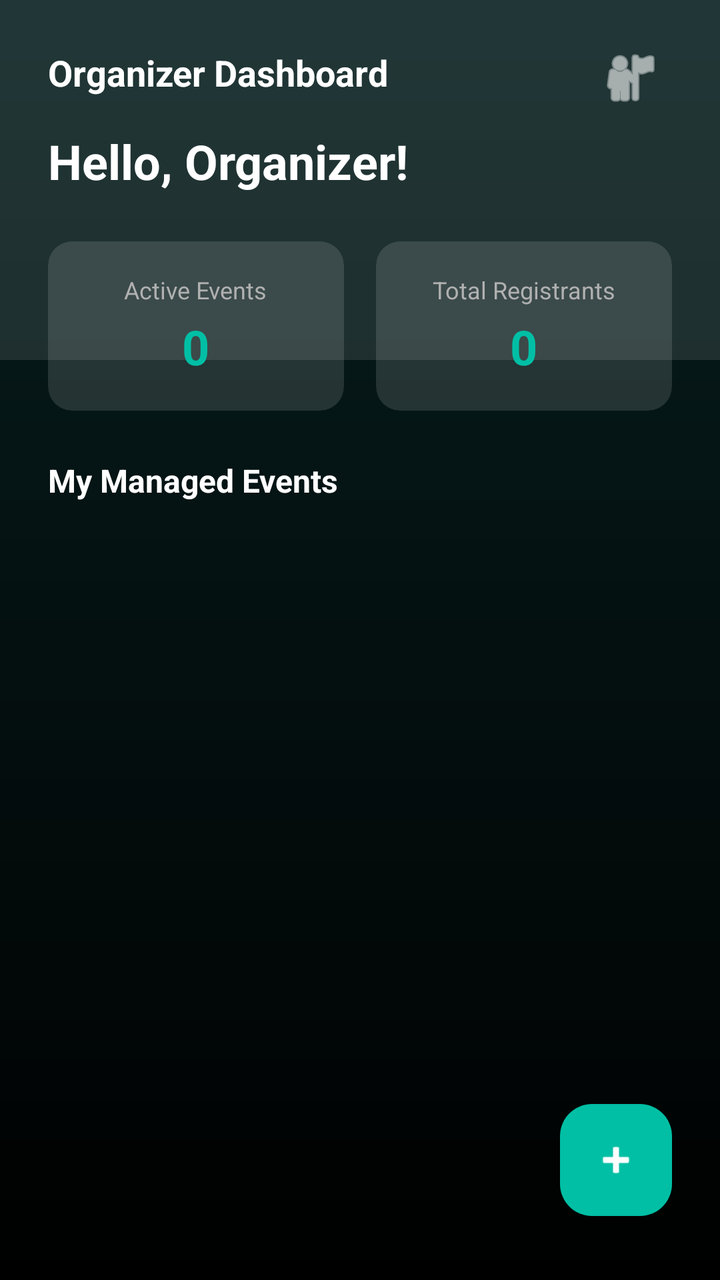
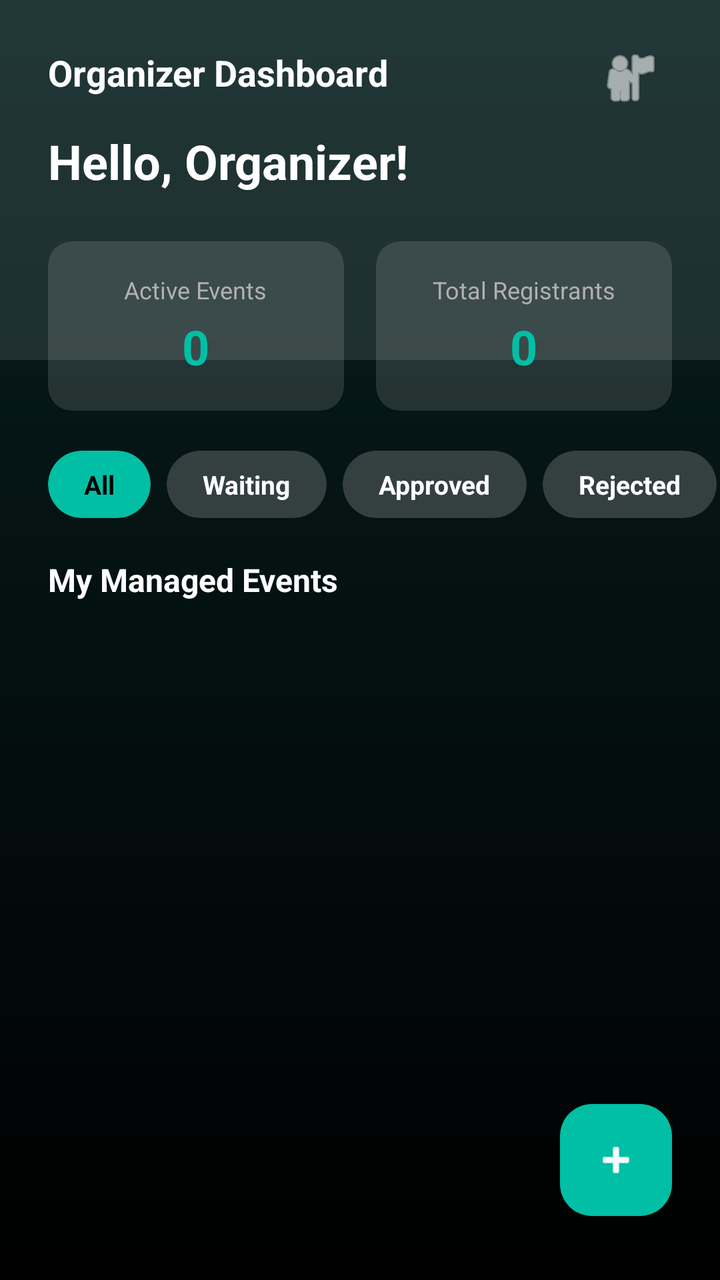

Compare the two renders of this Android layout. The source of the first and the diff that turns it into the second are given below.
<!-- AndroidManifest.xml: application theme Theme.CampusConnectProject -->
<!-- res/layout/activity_dashboard_panitia.xml -->
<?xml version="1.0" encoding="utf-8"?>
<androidx.constraintlayout.widget.ConstraintLayout
    xmlns:android="http://schemas.android.com/apk/res/android"
    xmlns:app="http://schemas.android.com/apk/res-auto"
    xmlns:tools="http://schemas.android.com/tools"
    android:layout_width="match_parent"
    android:layout_height="match_parent"
    android:background="@drawable/bg_main_gradient"
    tools:context=".ui.panitia.DashboardPanitiaActivity">

    <View
        android:id="@+id/headerBackground"
        android:layout_width="match_parent"
        android:layout_height="180dp"
        android:background="#1AFFFFFF"
        app:layout_constraintTop_toTopOf="parent" />

    <TextView
        android:id="@+id/tvDashboardTitle"
        android:layout_width="wrap_content"
        android:layout_height="wrap_content"
        android:layout_marginStart="24dp"
        android:layout_marginTop="24dp"
        android:text="Organizer Dashboard"
        android:textColor="@color/white"
        android:textSize="18sp"
        android:textStyle="bold"
        app:layout_constraintStart_toStartOf="parent"
        app:layout_constraintTop_toTopOf="parent" />

    <ImageButton
        android:id="@+id/btnOpenProfile"
        android:layout_width="42dp"
        android:layout_height="42dp"
        android:layout_marginTop="18dp"
        android:layout_marginEnd="24dp"
        android:background="?attr/selectableItemBackgroundBorderless"
        android:contentDescription="Profile"
        android:padding="8dp"
        android:src="@android:drawable/ic_menu_myplaces"
        app:layout_constraintEnd_toEndOf="parent"
        app:layout_constraintTop_toTopOf="parent"
        app:tint="@color/white" />

    <TextView
        android:id="@+id/tvPanitiaName"
        android:layout_width="wrap_content"
        android:layout_height="wrap_content"
        android:layout_marginStart="24dp"
        android:layout_marginTop="16dp"
        android:text="Hello, Organizer!"
        android:textColor="@color/white"
        android:textSize="24sp"
        android:textStyle="bold"
        app:layout_constraintStart_toStartOf="parent"
        app:layout_constraintTop_toBottomOf="@id/tvDashboardTitle" />

    <LinearLayout
        android:id="@+id/layoutStats"
        android:layout_width="match_parent"
        android:layout_height="wrap_content"
        android:layout_marginHorizontal="24dp"
        android:layout_marginTop="24dp"
        android:orientation="horizontal"
        app:layout_constraintTop_toBottomOf="@id/tvPanitiaName">

        <androidx.cardview.widget.CardView
            android:layout_width="0dp"
            android:layout_height="wrap_content"
            android:layout_weight="1"
            android:layout_marginEnd="8dp"
            app:cardCornerRadius="12dp"
            app:cardBackgroundColor="#20FFFFFF"
            app:cardElevation="0dp">

            <LinearLayout
                android:layout_width="match_parent"
                android:layout_height="wrap_content"
                android:orientation="vertical"
                android:padding="16dp"
                android:gravity="center">

                <TextView
                    android:layout_width="wrap_content"
                    android:layout_height="wrap_content"
                    android:text="Active Events"
                    android:textColor="#B0B0B0"
                    android:textSize="12sp" />

                <TextView
                    android:id="@+id/tvTotalEvents"
                    android:layout_width="wrap_content"
                    android:layout_height="wrap_content"
                    android:text="0"
                    android:textColor="@color/warna_primer"
                    android:textSize="24sp"
                    android:textStyle="bold"
                    android:layout_marginTop="4dp"/>
            </LinearLayout>
        </androidx.cardview.widget.CardView>

        <androidx.cardview.widget.CardView
            android:layout_width="0dp"
            android:layout_height="wrap_content"
            android:layout_weight="1"
            android:layout_marginStart="8dp"
            app:cardCornerRadius="12dp"
            app:cardBackgroundColor="#20FFFFFF"
            app:cardElevation="0dp">

            <LinearLayout
                android:layout_width="match_parent"
                android:layout_height="wrap_content"
                android:orientation="vertical"
                android:padding="16dp"
                android:gravity="center">

                <TextView
                    android:layout_width="wrap_content"
                    android:layout_height="wrap_content"
                    android:text="Total Registrants"
                    android:textColor="#B0B0B0"
                    android:textSize="12sp" />

                <TextView
                    android:id="@+id/tvTotalRegistrants"
                    android:layout_width="wrap_content"
                    android:layout_height="wrap_content"
                    android:text="0"
                    android:textColor="@color/warna_primer"
                    android:textSize="24sp"
                    android:textStyle="bold"
                    android:layout_marginTop="4dp"/>
            </LinearLayout>
        </androidx.cardview.widget.CardView>
    </LinearLayout>

    <TextView
        android:id="@+id/tvMyEventsLabel"
        android:layout_width="wrap_content"
        android:layout_height="wrap_content"
        android:layout_marginStart="24dp"
        android:layout_marginTop="24dp"
        android:text="My Managed Events"
        android:textColor="@color/white"
        android:textSize="16sp"
        android:textStyle="bold"
        app:layout_constraintStart_toStartOf="parent"
        app:layout_constraintTop_toBottomOf="@id/layoutStats" />

    <androidx.recyclerview.widget.RecyclerView
        android:id="@+id/rvPanitiaEvents"
        android:layout_width="match_parent"
        android:layout_height="0dp"
        android:layout_marginTop="12dp"
        app:layout_constraintBottom_toBottomOf="parent"
        app:layout_constraintTop_toBottomOf="@id/tvMyEventsLabel"
        tools:listitem="@layout/item_event_panitia" />

    <com.google.android.material.floatingactionbutton.FloatingActionButton
        android:id="@+id/fabAddEvent"
        android:layout_width="wrap_content"
        android:layout_height="wrap_content"
        android:layout_marginEnd="24dp"
        android:layout_marginBottom="32dp"
        android:backgroundTint="@color/warna_primer"
        android:src="@android:drawable/ic_input_add"
        app:tint="@color/white"
        app:layout_constraintBottom_toBottomOf="parent"
        app:layout_constraintEnd_toEndOf="parent" />

</androidx.constraintlayout.widget.ConstraintLayout>
<!-- res/layout/item_event_panitia.xml (included above) -->
<?xml version="1.0" encoding="utf-8"?>
<androidx.cardview.widget.CardView
    xmlns:android="http://schemas.android.com/apk/res/android"
    xmlns:app="http://schemas.android.com/apk/res-auto"
    android:layout_width="match_parent"
    android:layout_height="wrap_content"
    android:layout_margin="12dp"
    app:cardCornerRadius="16dp"
    app:cardElevation="0dp"
    app:cardBackgroundColor="#20FFFFFF">

    <LinearLayout
        android:layout_width="match_parent"
        android:layout_height="wrap_content"
        android:orientation="vertical"
        android:padding="16dp">

        <TextView
            android:id="@+id/tvEventName"
            android:layout_width="wrap_content"
            android:layout_height="wrap_content"
            android:text="Event Name"
            android:textStyle="bold"
            android:textColor="@color/white"
            android:textSize="18sp" />

        <TextView
            android:id="@+id/tvCategory"
            android:layout_width="wrap_content"
            android:layout_height="wrap_content"
            android:text="Category"
            android:textColor="#B0B0B0"
            android:layout_marginTop="4dp" />

        <TextView
            android:id="@+id/tvStatus"
            android:layout_width="wrap_content"
            android:layout_height="wrap_content"
            android:text="STATUS"
            android:textStyle="bold"
            android:textColor="#F59E0B"
            android:layout_marginTop="8dp" />

        <TextView
            android:id="@+id/tvCapacity"
            android:layout_width="wrap_content"
            android:layout_height="wrap_content"
            android:text="Capacity : 0"
            android:textColor="@color/white"
            android:layout_marginTop="8dp" />

        <TextView
            android:id="@+id/tvRegistrants"
            android:layout_width="wrap_content"
            android:layout_height="wrap_content"
            android:text="Registrants : 0"
            android:textColor="#B0B0B0"
            android:layout_marginTop="4dp" />

        <LinearLayout
            android:layout_width="match_parent"
            android:layout_height="wrap_content"
            android:layout_marginTop="12dp"
            android:orientation="horizontal">

            <Button
                android:id="@+id/btnViewDetail"
                android:layout_width="0dp"
                android:layout_height="48dp"
                android:layout_marginEnd="6dp"
                android:layout_weight="1"
                android:text="View Detail"
                android:backgroundTint="@color/warna_primer"
                android:textColor="@color/white"
                android:textAllCaps="false" />

            <Button
                android:id="@+id/btnEditEvent"
                android:layout_width="0dp"
                android:layout_height="48dp"
                android:layout_marginStart="6dp"
                android:layout_weight="1"
                android:text="Edit Event"
                android:backgroundTint="#4B5563"
                android:textColor="@color/white"
                android:textAllCaps="false" />
        </LinearLayout>

    </LinearLayout>

</androidx.cardview.widget.CardView>
<!-- resources referenced by this layout -->
<resources>
  <color name="warna_primer">#00BFA5</color>
  <color name="white">#FFFFFFFF</color>
  <!-- drawable bg_main_gradient (drawable) -->
  <?xml version="1.0" encoding="utf-8"?>
  <shape xmlns:android="http://schemas.android.com/apk/res/android"
      android:shape="rectangle">
      <gradient
          android:angle="270"
          android:endColor="@color/bg_gradient_end"
          android:startColor="@color/bg_gradient_start"
          android:type="linear" />
  </shape>
  <style name="Theme.CampusConnectProject" parent="Base.Theme.CampusConnectProject" />
  <color name="bg_gradient_end">#000000</color>
  <color name="bg_gradient_start">#082020</color>
  <style name="Base.Theme.CampusConnectProject" parent="Theme.Material3.DayNight.NoActionBar">
          
          <item name="colorPrimary">@color/warna_primer</item>
          <item name="android:statusBarColor">@color/bg_gradient_start</item>
          <item name="android:navigationBarColor">@color/bg_gradient_end</item>
          <item name="android:windowBackground">@drawable/bg_main_gradient</item>
          <item name="android:forceDarkAllowed" tools:targetApi="q">false</item>
      </style>
</resources>

<!-- the commit's change to res/layout/activity_dashboard_panitia.xml (unified diff, before → after) -->
@@ -135,18 +135,137 @@
         </androidx.cardview.widget.CardView>
     </LinearLayout>
 
+    <HorizontalScrollView
+        android:id="@+id/scrollFilterStatus"
+        android:layout_width="match_parent"
+        android:layout_height="wrap_content"
+        android:layout_marginTop="20dp"
+        android:scrollbars="none"
+        android:clipToPadding="false"
+        android:paddingStart="24dp"
+        android:paddingEnd="12dp"
+        app:layout_constraintTop_toBottomOf="@id/layoutStats">
+
+        <LinearLayout
+            android:layout_width="wrap_content"
+            android:layout_height="wrap_content"
+            android:orientation="horizontal">
+
+            <androidx.cardview.widget.CardView
+                android:id="@+id/btnFilterAll"
+                android:layout_width="wrap_content"
+                android:layout_height="wrap_content"
+                android:layout_marginEnd="8dp"
+                app:cardCornerRadius="20dp"
+                app:cardBackgroundColor="@color/warna_primer"
+                app:cardElevation="0dp">
+
+                <TextView
+                    android:layout_width="wrap_content"
+                    android:layout_height="wrap_content"
+                    android:paddingHorizontal="18dp"
+                    android:paddingVertical="8dp"
+                    android:text="All"
+                    android:textColor="@color/black"
+                    android:textStyle="bold"
+                    android:textSize="13sp" />
+            </androidx.cardview.widget.CardView>
+
+            <androidx.cardview.widget.CardView
+                android:id="@+id/btnFilterWaiting"
+                android:layout_width="wrap_content"
+                android:layout_height="wrap_content"
+                android:layout_marginEnd="8dp"
+                app:cardCornerRadius="20dp"
+                app:cardBackgroundColor="#30FFFFFF"
+                app:cardElevation="0dp">
+
+                <TextView
+                    android:layout_width="wrap_content"
+                    android:layout_height="wrap_content"
+                    android:paddingHorizontal="18dp"
+                    android:paddingVertical="8dp"
+                    android:text="Waiting"
+                    android:textColor="@color/white"
+                    android:textStyle="bold"
+                    android:textSize="13sp" />
+            </androidx.cardview.widget.CardView>
+
+            <androidx.cardview.widget.CardView
+                android:id="@+id/btnFilterApproved"
+                android:layout_width="wrap_content"
+                android:layout_height="wrap_content"
+                android:layout_marginEnd="8dp"
+                app:cardCornerRadius="20dp"
+                app:cardBackgroundColor="#30FFFFFF"
+                app:cardElevation="0dp">
+
+                <TextView
+                    android:layout_width="wrap_content"
+                    android:layout_height="wrap_content"
+                    android:paddingHorizontal="18dp"
+                    android:paddingVertical="8dp"
+                    android:text="Approved"
+                    android:textColor="@color/white"
+                    android:textStyle="bold"
+                    android:textSize="13sp" />
+            </androidx.cardview.widget.CardView>
+
+            <androidx.cardview.widget.CardView
+                android:id="@+id/btnFilterRejected"
+                android:layout_width="wrap_content"
+                android:layout_height="wrap_content"
+                android:layout_marginEnd="8dp"
+                app:cardCornerRadius="20dp"
+                app:cardBackgroundColor="#30FFFFFF"
+                app:cardElevation="0dp">
+
+                <TextView
+                    android:layout_width="wrap_content"
+                    android:layout_height="wrap_content"
+                    android:paddingHorizontal="18dp"
+                    android:paddingVertical="8dp"
+                    android:text="Rejected"
+                    android:textColor="@color/white"
+                    android:textStyle="bold"
+                    android:textSize="13sp" />
+            </androidx.cardview.widget.CardView>
+
+            <androidx.cardview.widget.CardView
+                android:id="@+id/btnFilterFinished"
+                android:layout_width="wrap_content"
+                android:layout_height="wrap_content"
+                app:cardCornerRadius="20dp"
+                app:cardBackgroundColor="#30FFFFFF"
+                app:cardElevation="0dp">
+
+                <TextView
+                    android:layout_width="wrap_content"
+                    android:layout_height="wrap_content"
+                    android:paddingHorizontal="18dp"
+                    android:paddingVertical="8dp"
+                    android:text="Finished"
+                    android:textColor="@color/white"
+                    android:textStyle="bold"
+                    android:textSize="13sp" />
+            </androidx.cardview.widget.CardView>
+
+        </LinearLayout>
+
+    </HorizontalScrollView>
+
     <TextView
         android:id="@+id/tvMyEventsLabel"
         android:layout_width="wrap_content"
         android:layout_height="wrap_content"
         android:layout_marginStart="24dp"
-        android:layout_marginTop="24dp"
+        android:layout_marginTop="20dp"
         android:text="My Managed Events"
         android:textColor="@color/white"
         android:textSize="16sp"
         android:textStyle="bold"
         app:layout_constraintStart_toStartOf="parent"
-        app:layout_constraintTop_toBottomOf="@id/layoutStats" />
+        app:layout_constraintTop_toBottomOf="@id/scrollFilterStatus" />
 
     <androidx.recyclerview.widget.RecyclerView
         android:id="@+id/rvPanitiaEvents"
<!-- resource entries referenced after the edit -->
@@ -1,5 +1,6 @@
 <!-- resources referenced by this layout -->
 <resources>
+  <color name="black">#FF000000</color>
   <color name="warna_primer">#00BFA5</color>
   <color name="white">#FFFFFFFF</color>
   <!-- drawable bg_main_gradient (drawable) -->
